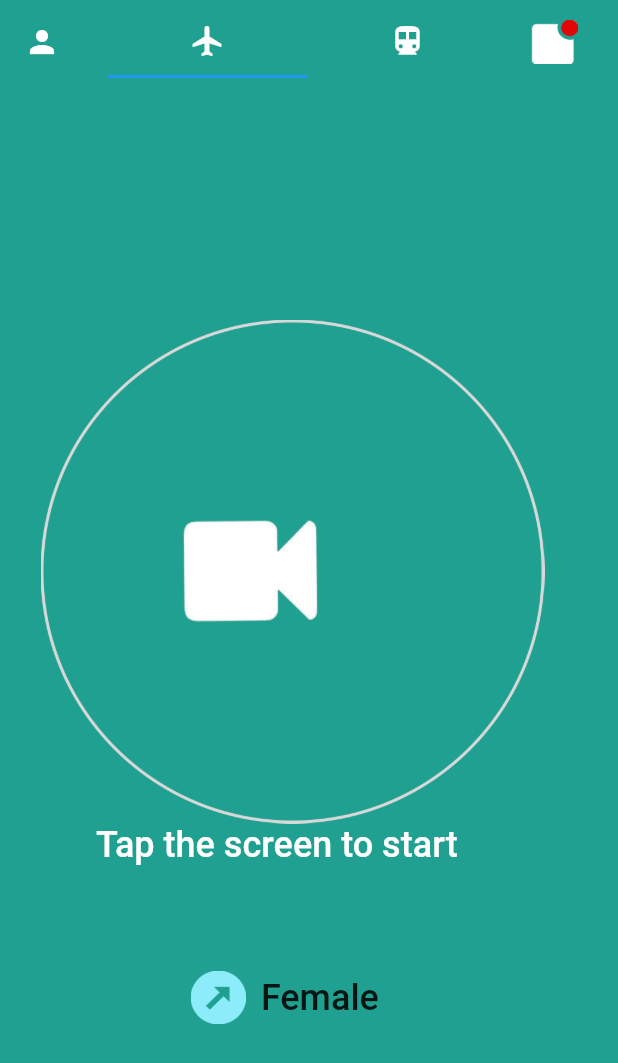
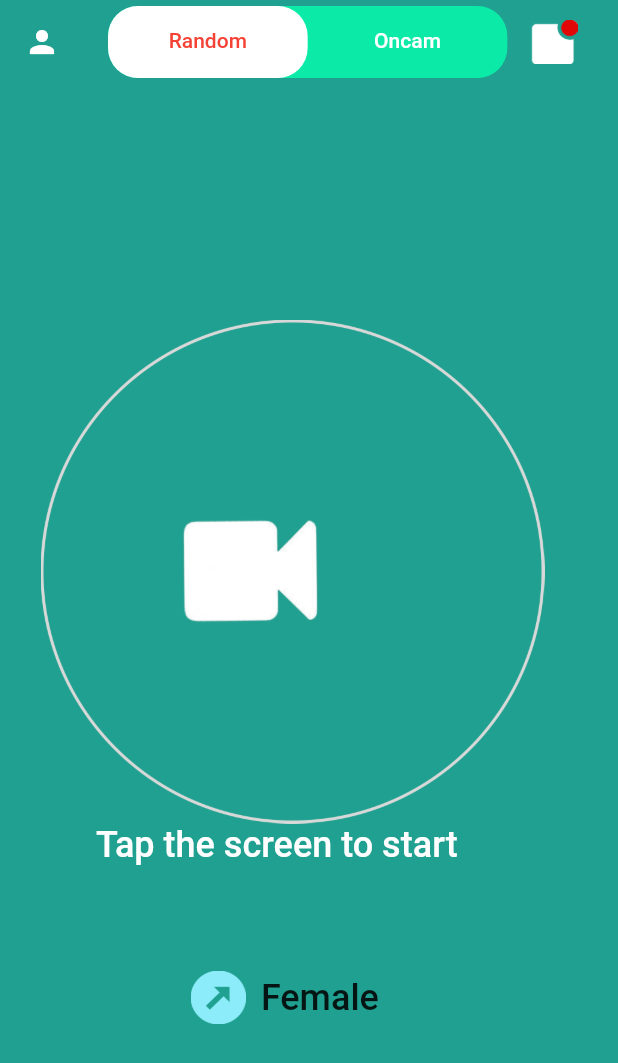
Before and after one commit to mohammedirshadpm/ChatApp, a Flutter app: the Screen17 screen opened directly, on a phone screen of 412 x 824 dp. Shown: the top 1063 px of the screen. Run offline on Flutter 3.47's test engine with Material 2 defaults, Android fonts, the phone set to English and light mode, and no system bars.

Commit message:
Screen18

```diff
--- a/lib/Screen17.dart
+++ b/lib/Screen17.dart
@@ -1,4 +1,6 @@
 import 'package:flutter/material.dart';
+import './Screen18.dart';
+
 
 class Screen17 extends StatefulWidget {
   const Screen17({Key? key}) : super(key: key);
@@ -15,10 +17,25 @@ class _Screen17State extends State<Screen17> {
         child: Scaffold(
           backgroundColor: Color(0xff20A090),
           appBar: AppBar(
-            title: TabBar(tabs: [
-              Tab(icon: Icon(Icons.flight)),
-              Tab(icon: Icon(Icons.directions_transit)),
-            ]),
+            title: Container(
+              decoration: BoxDecoration(
+                  color: Color(0xff0BEBA7),
+                  borderRadius: BorderRadius.circular(20)),
+              child: TabBar(
+                labelColor: Colors.red,
+                unselectedLabelColor: Colors.white,
+                tabs: [
+                  Tab(
+                      icon: Text(
+                    "Random",
+                  )),
+                  Tab(icon: Text("Oncam")),
+                ],
+                indicator: BoxDecoration(
+                    color: Color(0xffFFFFFF),
+                    borderRadius: BorderRadius.circular(20)),
+              ),
+            ),
             elevation: 0,
             leading: Icon(
               Icons.person,
@@ -78,6 +95,11 @@ class _Screen17State extends State<Screen17> {
                     ),
                     Padding(
                       padding: const EdgeInsets.only(left: 127),
+                      child: GestureDetector(
+                        onTap: () {
+                          Navigator.of(context)
+                              .push(MaterialPageRoute(builder: (_) => Screen18()));
+                        },
                         child: Row(
                           children: [
                             Image.asset(
@@ -87,25 +109,50 @@ class _Screen17State extends State<Screen17> {
                             ),
                             Padding(
                               padding: const EdgeInsets.only(left: 10),
-                            child: Text(
-                                "Female",
+                              child: Text("Female",
                                   style: TextStyle(
                                     fontSize: 24,
                                     fontWeight: FontWeight.w500,
+                                  )),
                             )
+                          ],
                         ),
+                      ),
+                    )
+                  ],
+                ),
+              ),
+              Container(
+                color: Color(0xff20A090),
+                child: Column(
+                  children: [
+                    SizedBox(
+                      height: 112,
+                    ),
+                    Padding(
+                      padding: const EdgeInsets.only(left: 28, right: 28),
+                      child: Image.asset(
+                        "assets/u8.png",
+                        width: 334,
+                        height: 334,
+                      ),
+                    ),
+                    SizedBox(
+                      height: 20,
+                    ),
+                    Padding(
+                      padding: const EdgeInsets.only(left: 23),
+                      child: Text("Searching for new friends......",
+                          style: TextStyle(
+                              fontSize: 24,
+                              fontWeight: FontWeight.w500,
+                              color: Colors.white)),
                     )
                   ],
                 ),
               )
             ],
           ),
-              ),
-              Container(
-                color: Colors.green,
-              )
-            ],
-          ),
         ));
   }
 }
```
Also changed, not shown: lib/Screen18.dart (added, +97 -0 lines), assets/u10.png (added), assets/u11.png (added), assets/u8.png (added), 1 other file. Lines whose indentation alone changed are shown as unchanged.
